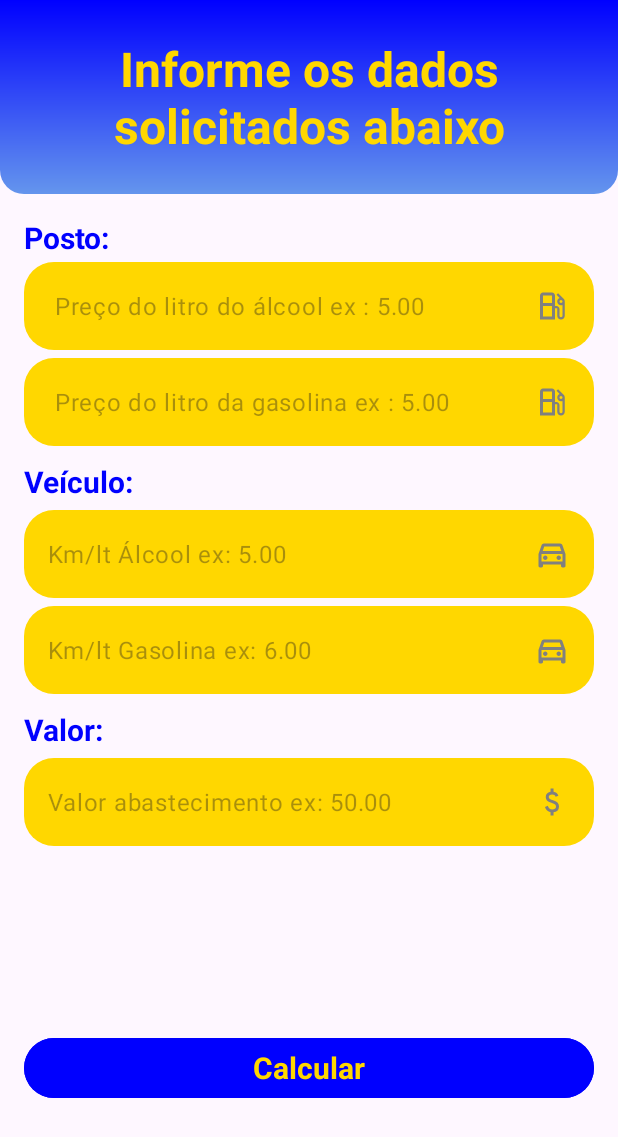
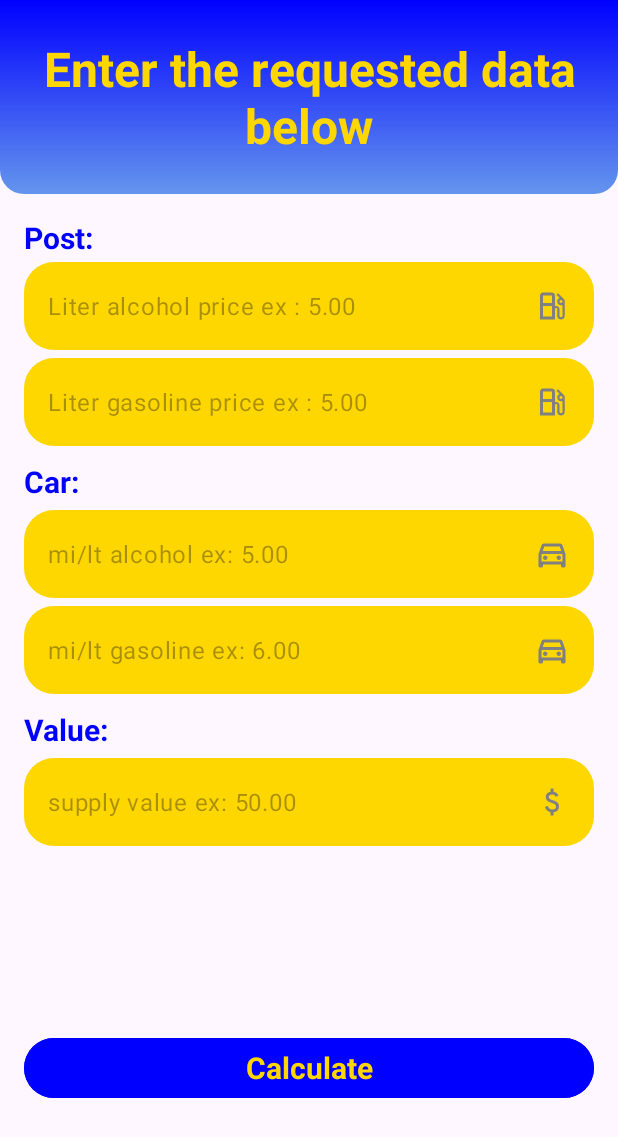
Before and after one commit to Wpompeo/fuelCalculater, an Android app: the CalculateActivity screen opened directly, with no data from a screen before it, on a phone screen of 412 x 824 dp. Shown: the top 1137 px of the screen. Run offline under Robolectric (Android 15) with nearby library versions, the light colour scheme and no system bars.

Commit message:
Adicionado arquivo de tradução idiomas. App está apto para portugues e ingles.

```diff
--- a/app/src/main/java/com/example/fuelcalculater/ResultActivity.kt
+++ b/app/src/main/java/com/example/fuelcalculater/ResultActivity.kt
@@ -26,10 +26,10 @@ class ResultActivity : AppCompatActivity() {
 
         val classification: String = if (resultType <= 0.7f){
             tvResultTypeFinal.setTextColor(getColor(R.color.Green))
-            "ÁLCOOL"
+            getString(R.string.result_fuel_alcohol)
         } else{
             tvResultTypeFinal.setTextColor(getColor(R.color.secondary_color))
-            "GASOLINA"
+            getString(R.string.result_fuel_gasoline)
         }
         tvResultTypeFinal.text = classification
 
--- a/app/src/main/res/layout/activity_calculate.xml
+++ b/app/src/main/res/layout/activity_calculate.xml
@@ -15,17 +15,15 @@
         android:background="@drawable/gradient_bg"
         app:layout_constraintTop_toTopOf="parent"
         app:layout_constraintStart_toStartOf="parent"
-        app:layout_constraintBaseline_toTopOf="parent"
-        >
+        app:layout_constraintBaseline_toTopOf="parent">
 
         <TextView
             android:layout_width="wrap_content"
             android:layout_height="wrap_content"
             android:layout_margin="24dp"
-            android:text="Informe os dados solicitados abaixo"
+            android:text="@string/summary_subtitle_two"
             android:textAlignment="center"
-            style="@style/Title_two"
-            />
+            style="@style/Title_two"/>
     </LinearLayout>
 
     <Button
@@ -34,7 +32,7 @@
         android:layout_height="wrap_content"
         android:backgroundTint="@color/secondary_color"
         style="@style/Button"
-        android:text="Calcular"
+        android:text="@string/button_calculate"
         android:layout_marginStart="16dp"
         android:layout_marginEnd="16dp"
         android:layout_marginTop="35dp"
@@ -43,7 +41,7 @@
         app:layout_constraintTop_toBottomOf="@+id/textInputLayoutPrice"/>
 
     <com.google.android.material.textfield.TextInputLayout
-        android:id="@+id/textInputLayoutAlcool"
+        android:id="@+id/textInputLayoutAlcohol"
         android:layout_width="match_parent"
         android:layout_height="wrap_content"
         android:layout_marginStart="16dp"
@@ -62,12 +60,12 @@
             android:layout_height="wrap_content"
             android:background="@drawable/rounded_bg"
             android:inputType="numberDecimal"
-            android:hint=" Preço do litro do álcool ex : 5.00"/>
+            android:hint="@string/text_alcohol_price"/>
 
     </com.google.android.material.textfield.TextInputLayout>
 
     <com.google.android.material.textfield.TextInputLayout
-        android:id="@+id/textInputLayoutGasolina"
+        android:id="@+id/textInputLayoutGasoline"
         android:layout_width="match_parent"
         android:layout_height="wrap_content"
         android:layout_marginStart="16dp"
@@ -77,7 +75,7 @@
         app:layout_constraintStart_toEndOf="parent"
         app:layout_constraintStart_toStartOf="parent"
         app:hintTextColor="@color/gold"
-        app:layout_constraintTop_toBottomOf="@+id/textInputLayoutAlcool">
+        app:layout_constraintTop_toBottomOf="@+id/textInputLayoutAlcohol">
 
         <com.google.android.material.textfield.TextInputEditText
             android:id="@+id/edt_price_gas"
@@ -87,27 +85,27 @@
             android:layout_height="wrap_content"
             android:background="@drawable/rounded_bg"
             android:inputType="numberDecimal"
-            android:hint=" Preço do litro da gasolina ex : 5.00" />
+            android:hint="@string/text_price_gasoline" />
     </com.google.android.material.textfield.TextInputLayout>
 
     <TextView
-        android:id="@+id/textViewVeiculo"
+        android:id="@+id/textViewCar"
         android:layout_width="match_parent"
         android:layout_height="wrap_content"
-        android:text="Veículo:"
+        android:text="@string/text_group_two"
         style="@style/Input_Title"
         android:layout_marginStart="16dp"
         android:layout_marginTop="10dp"
         android:layout_marginEnd="16dp"
         app:layout_constraintEnd_toEndOf="parent"
         app:layout_constraintStart_toStartOf="parent"
-        app:layout_constraintTop_toBottomOf="@+id/textInputLayoutGasolina" />
+        app:layout_constraintTop_toBottomOf="@+id/textInputLayoutGasoline" />
 
     <TextView
-        android:id="@+id/textViewPosto"
+        android:id="@+id/textViewPost"
         android:layout_width="match_parent"
         android:layout_height="wrap_content"
-        android:text="Posto:"
+        android:text="@string/text_group_one"
         style="@style/Input_Title"
         android:layout_marginStart="16dp"
         android:layout_marginEnd="16dp"
@@ -116,7 +114,7 @@
         app:layout_constraintTop_toBottomOf="@+id/vg_headerTwo" />
 
     <com.google.android.material.textfield.TextInputLayout
-        android:id="@+id/textInputLayoutKMAlcool"
+        android:id="@+id/textInputLayoutKMAlcohol"
         android:layout_width="match_parent"
         android:layout_height="wrap_content"
         android:layout_marginStart="16dp"
@@ -125,7 +123,7 @@
         app:hintEnabled="false"
         app:layout_constraintEnd_toEndOf="parent"
         app:layout_constraintStart_toStartOf="parent"
-        app:layout_constraintTop_toBottomOf="@+id/textViewVeiculo">
+        app:layout_constraintTop_toBottomOf="@+id/textViewCar">
 
         <com.google.android.material.textfield.TextInputEditText
             android:id="@+id/edt_km_alcohol"
@@ -135,11 +133,11 @@
             android:layout_height="wrap_content"
             android:background="@drawable/rounded_bg"
             android:inputType="numberDecimal"
-            android:hint="Km/lt Álcool ex: 5.00" />
+            android:hint="@string/text_alcohol_miles" />
     </com.google.android.material.textfield.TextInputLayout>
 
     <com.google.android.material.textfield.TextInputLayout
-        android:id="@+id/textInputLayoutKMGasolina"
+        android:id="@+id/textInputLayoutKMGasoline"
         android:layout_width="match_parent"
         android:layout_height="wrap_content"
         android:layout_marginStart="16dp"
@@ -148,7 +146,7 @@
         app:hintEnabled="false"
         app:layout_constraintEnd_toEndOf="parent"
         app:layout_constraintStart_toStartOf="parent"
-        app:layout_constraintTop_toBottomOf="@+id/textInputLayoutKMAlcool">
+        app:layout_constraintTop_toBottomOf="@+id/textInputLayoutKMAlcohol">
 
         <com.google.android.material.textfield.TextInputEditText
             android:id="@+id/edt_km_gas"
@@ -158,20 +156,20 @@
             android:layout_height="wrap_content"
             android:background="@drawable/rounded_bg"
             android:inputType="numberDecimal"
-            android:hint="Km/lt Gasolina ex: 6.00" />
+            android:hint="@string/text_gasoline_miles" />
     </com.google.android.material.textfield.TextInputLayout>
 
     <TextView
         android:id="@+id/textViewPrice"
         android:layout_width="match_parent"
         android:layout_height="wrap_content"
-        android:text="Valor:"
+        android:text="@string/text_group_three"
         style="@style/Input_Title"
         android:layout_marginStart="16dp"
         android:layout_marginEnd="16dp"
         android:layout_marginTop="10dp"
         app:layout_constraintStart_toStartOf="parent"
-        app:layout_constraintTop_toBottomOf="@+id/textInputLayoutKMGasolina" />
+        app:layout_constraintTop_toBottomOf="@+id/textInputLayoutKMGasoline" />
 
     <com.google.android.material.textfield.TextInputLayout
         android:id="@+id/textInputLayoutPrice"
@@ -193,7 +191,7 @@
             android:layout_height="wrap_content"
             android:background="@drawable/rounded_bg"
             android:inputType="numberDecimal"
-            android:hint="Valor abastecimento ex: 50.00" />
+            android:hint="@string/text_value_supply" />
 
     </com.google.android.material.textfield.TextInputLayout>
 
--- a/app/src/main/res/values/strings.xml
+++ b/app/src/main/res/values/strings.xml
@@ -1,3 +1,21 @@
 <resources>
-    <string name="app_name">fuelCalculater</string>
+    <string name="app_name">fuelCalculate</string>
+    <string name="summary_subtitle">Supply Calculator</string>
+    <string name="second_subtitle">alcohol or gasoline ?</string>
+    <string name="button_init">Start</string>
+    <string name="summary_subtitle_two">Enter the requested data below</string>
+    <string name="text_group_one">Post:</string>
+    <string name="text_alcohol_price">Liter alcohol price ex : 5.00</string>
+    <string name="text_group_two">Car:</string>
+    <string name="text_group_three">Value:</string>
+    <string name="text_price_gasoline">Liter gasoline price ex : 5.00</string>
+    <string name="text_alcohol_miles">mi/lt alcohol ex: 5.00</string>
+    <string name="text_gasoline_miles">mi/lt gasoline ex: 6.00</string>
+    <string name="text_value_supply">supply value ex: 50.00</string>
+    <string name="button_calculate">Calculate</string>
+    <string name="three_subtitle">Your best fuel alternative is</string>
+    <string name="text_result">you will have autonomy of</string>
+    <string name="text_distance">Miles</string>
+    <string name="result_fuel_alcohol">ALCOHOL</string>
+    <string name="result_fuel_gasoline">GASOLINE</string>
 </resources>
```
Also changed, not shown: app/src/main/res/layout/activity_main.xml (+6 -6 lines), app/src/main/res/layout/activity_result.xml (+4 -4 lines), 1 other file.
